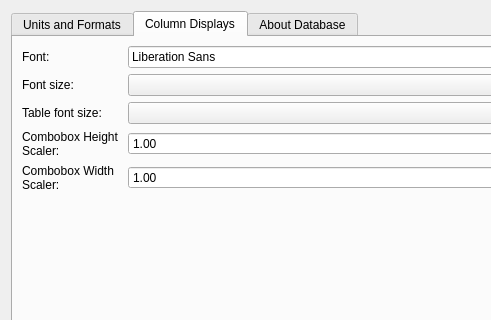
Qt form ui/Settings.ui (kathrynmetcalf/GeoCORK) before a commit; both pictures show x 0 to 491 and y 0 to 320 of the 882 by 587 pixel window.
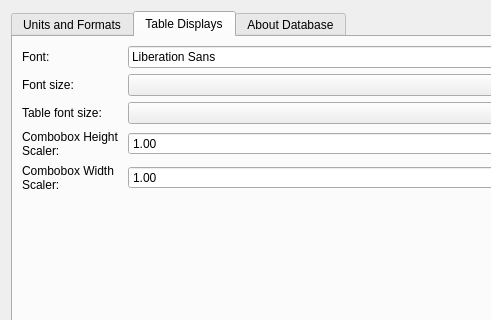
The same form after that commit. The open tabs and pages were chosen to show the change.

Commit message: Some improvements to editing. Was working with the big database and decided to implement paging for DisplayTables.py, EditView.py, and EditTable.py. Added settings value and dropdown. Decided not to paginate trees for now, but something still broke with building trees...

```diff
--- a/ui/Settings.ui
+++ b/ui/Settings.ui
@@ -227,7 +227,7 @@
        </sizepolicy>
       </property>
       <attribute name="title">
-       <string>Column Displays</string>
+       <string>Table Displays</string>
       </attribute>
       <layout class="QHBoxLayout" name="horizontalLayout_3">
        <item>
```
Left out of the diff: 2 changed lines with no effect on the pictures. The commit also changes 12 other files.
